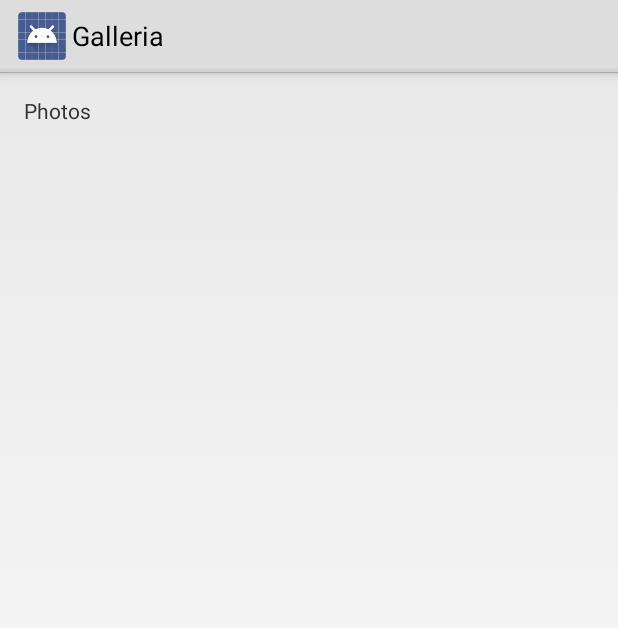
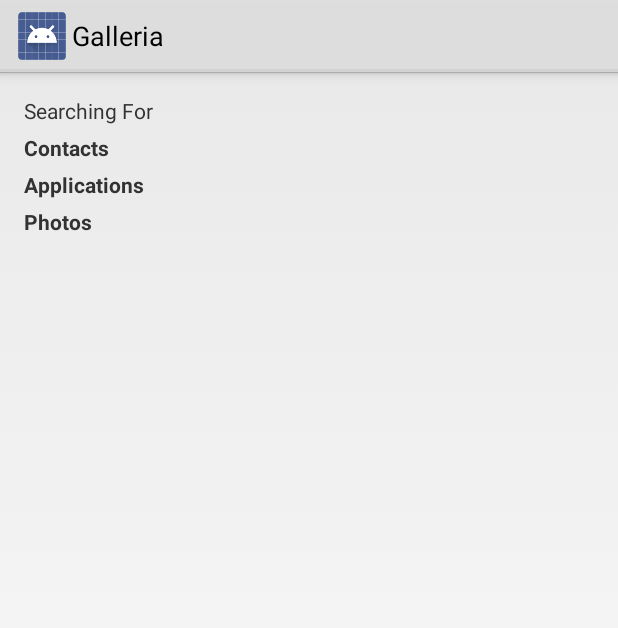
Before and after one commit to VishaalK/Galleria, an Android app: the layout activity_main.xml on its own in the app's theme, with its tools: preview values and no code run, on a phone screen of 412 x 824 dp. Shown: the top 628 px of the screen. Run offline under Robolectric (Android 15) with nearby library versions, the phone set to English and light mode, and no system bars.

Commit message:
got the contacts and the applications working, photos is still broken

```diff
--- a/app/src/main/res/layout/activity_main.xml
+++ b/app/src/main/res/layout/activity_main.xml
@@ -7,17 +7,26 @@
     android:id="@+id/parent_view" >
 
     <TextView android:id="@+id/text_view"
-        android:text="@string/photos"
+        android:text="@string/searching_for"
         android:layout_width="wrap_content"
         android:layout_height="wrap_content"
         android:paddingBottom="5dp"
+        />
+
+    <TextView android:id="@+id/contacts_label"
+        android:text="@string/contacts"
+        android:layout_width="wrap_content"
+        android:layout_height="wrap_content"
+        android:paddingBottom="5dp"
+        android:textStyle="bold"
+        android:layout_below="@id/text_view"
         />
 
     <TextView android:id="@+id/contact_1"
         android:layout_width="wrap_content"
         android:layout_height="wrap_content"
         android:paddingBottom="5dp"
-        android:layout_below="@id/text_view"
+        android:layout_below="@id/contacts_label"
         android:visibility="gone"
         />
 
@@ -37,6 +46,32 @@
         android:visibility="gone"
         />
 
+    <TextView android:id="@+id/apps_label"
+        android:text="@string/applications"
+        android:layout_width="wrap_content"
+        android:layout_height="wrap_content"
+        android:paddingBottom="5dp"
+        android:textStyle="bold"
+        android:layout_below="@id/contact_3"
+        android:visibility="visible" />
+
+    <TextView android:id="@+id/app_1"
+        android:layout_width="wrap_content"
+        android:layout_height="wrap_content"
+        android:paddingBottom="5dp"
+        android:layout_below="@id/apps_label"
+        android:visibility="gone"
+        />
+
+    <TextView android:id="@+id/photos_label"
+        android:text="@string/photos"
+        android:layout_width="wrap_content"
+        android:layout_height="wrap_content"
+        android:paddingBottom="5dp"
+        android:textStyle="bold"
+        android:layout_below="@id/app_1"
+        android:visibility="visible" />
+
     <GridView xmlns:android="http://schemas.android.com/apk/res/android"
         android:id="@+id/gridview"
         android:layout_width="match_parent"
@@ -45,7 +80,7 @@
         android:verticalSpacing="0dp"
         android:horizontalSpacing="0dp"
         android:stretchMode="columnWidth"
-        android:layout_below="@id/contact_3"
+        android:layout_below="@id/photos_label"
         android:smoothScrollbar="false"
         android:stackFromBottom="false"
         android:gravity="center" />
--- a/app/src/main/res/values/strings.xml
+++ b/app/src/main/res/values/strings.xml
@@ -5,4 +5,7 @@
     <string name="photos">Photos</string>
     <string name="action_settings">Settings</string>
     <string name="contact">Contact</string>
+    <string name="contacts">Contacts</string>
+    <string name="searching_for">Searching For ""</string>
+    <string name="applications">Applications</string>
 </resources>
```
Also changed, not shown: app/src/main/java/com/rsv/galleria/MainActivity.java (+102 -2 lines).
